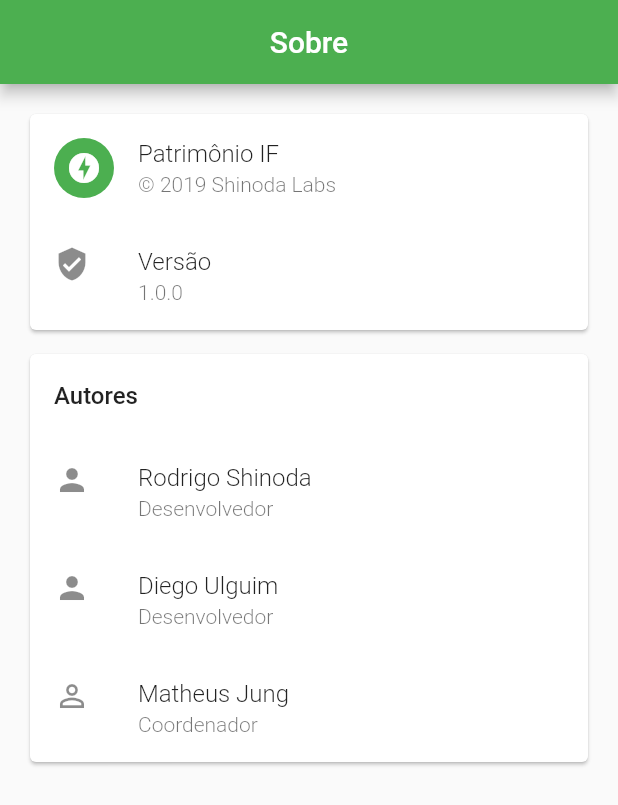
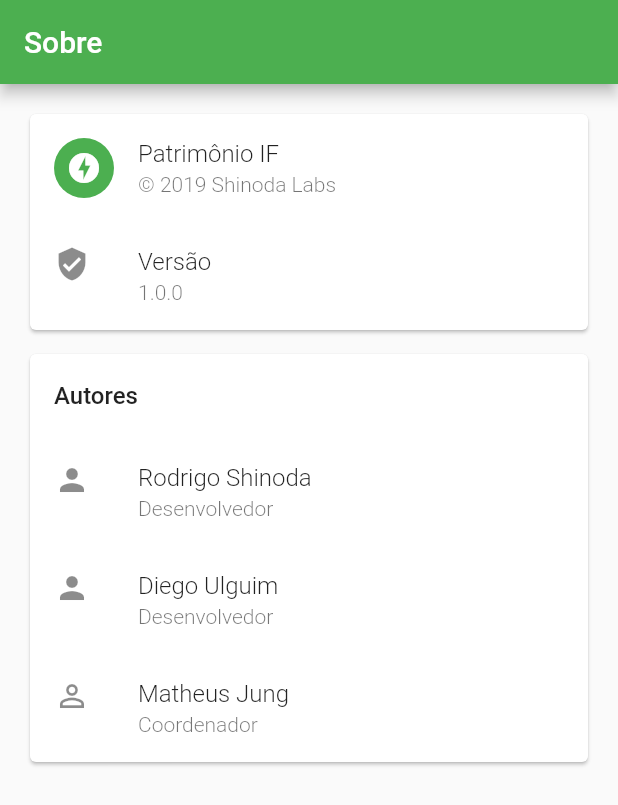
Before and after one commit to rodrigordgfs/PatrimonioIF, a Flutter app: the screen it shows after launch, on a phone screen of 412 x 824 dp. Shown: the top 805 px of the screen. Run offline on Flutter 3.47's test engine with Material 2 defaults, Android fonts, the phone set to English and light mode, and no system bars; our stand-ins replace flutter_slidable, fluttertoast; missing offline and left inert: barcode_scan.

Commit message:
Change in Texts fonts

```diff
--- a/lib/screens/about_screen.dart
+++ b/lib/screens/about_screen.dart
@@ -3,6 +3,15 @@ import 'package:flutter/material.dart';
 class AboutScreen extends StatefulWidget {
   @override
   _AboutScreenState createState() => _AboutScreenState();
+}
+
+Widget aboutTile(String title, String subtitle, IconData icon, Function event) {
+  return ListTile(
+    title: Text(title, style: TextStyle(fontWeight: FontWeight.w300)),
+    subtitle: Text(subtitle, style: TextStyle(fontWeight: FontWeight.w300)),
+    leading: Icon(icon),
+    onTap: event,
+  );
 }
 
 class _AboutScreenState extends State<AboutScreen> {
@@ -11,7 +20,6 @@ class _AboutScreenState extends State<AboutScreen> {
     return Scaffold(
       appBar: AppBar(
         title: Text("Sobre"),
-        centerTitle: true,
       ),
       body: Column(
         crossAxisAlignment: CrossAxisAlignment.stretch,
@@ -23,20 +31,17 @@ class _AboutScreenState extends State<AboutScreen> {
               child: Column(
                 children: <Widget>[
                   ListTile(
-                    title: Text("Patrimônio IF", style: TextStyle(fontWeight: FontWeight.w300)),
-                    subtitle: Text("© 2019 Shinoda Labs", style: TextStyle(fontWeight: FontWeight.w300)),
+                    title: Text("Patrimônio IF",
+                        style: TextStyle(fontWeight: FontWeight.w300)),
+                    subtitle: Text("© 2019 Shinoda Labs",
+                        style: TextStyle(fontWeight: FontWeight.w300)),
                     leading: CircleAvatar(
                       backgroundColor: Colors.green,
                       child: Icon(Icons.offline_bolt, color: Colors.white),
                     ),
                     onTap: () {},
                   ),
-                  ListTile(
-                    title: Text("Versão", style: TextStyle(fontWeight: FontWeight.w300)),
-                    subtitle: Text("1.0.0", style: TextStyle(fontWeight: FontWeight.w300)),
-                    leading: Icon(Icons.verified_user),
-                    onTap: () {},
-                  )
+                  aboutTile("Versão", "1.0.0", Icons.verified_user, () {}),
                 ],
               ),
             ),
@@ -48,26 +53,14 @@ class _AboutScreenState extends State<AboutScreen> {
               child: Column(
                 children: <Widget>[
                   ListTile(
-                    title: Text("Autores", style: TextStyle(fontWeight: FontWeight.w500),),
+                    title: Text(
+                      "Autores",
+                      style: TextStyle(fontWeight: FontWeight.w500),
+                    ),
                   ),
-                  ListTile(
-                    title: Text("Rodrigo Shinoda", style: TextStyle(fontWeight: FontWeight.w300)),
-                    subtitle: Text("Desenvolvedor", style: TextStyle(fontWeight: FontWeight.w300)),
-                    leading: Icon(Icons.person),
-                    onTap: (){},
-                  ),
-                  ListTile(
-                    title: Text("Diego Ulguim", style: TextStyle(fontWeight: FontWeight.w300)),
-                    subtitle: Text("Desenvolvedor", style: TextStyle(fontWeight: FontWeight.w300)),
-                    leading: Icon(Icons.person),
-                    onTap: (){},
-                  ),
-                  ListTile(
-                    title: Text("Matheus Jung", style: TextStyle(fontWeight: FontWeight.w300)),
-                    subtitle: Text("Coordenador", style: TextStyle(fontWeight: FontWeight.w300)),
-                    leading: Icon(Icons.person_outline),
-                    onTap: (){},
-                  )
+                  aboutTile("Rodrigo Shinoda", "Desenvolvedor", Icons.person, () {}),
+                  aboutTile("Diego Ulguim", "Desenvolvedor", Icons.person, () {}),
+                  aboutTile("Matheus Jung", "Coordenador", Icons.person_outline, () {})
                 ],
               ),
             ),
--- a/lib/screens/check_patrimony_screen.dart
+++ b/lib/screens/check_patrimony_screen.dart
@@ -26,7 +26,7 @@ class _CheckPatrimonyScreenState extends State<CheckPatrimonyScreen> {
       floatingActionButton: FloatingActionButton.extended(
         label: Text(
           'Salvar',
-          style: TextStyle(color: Colors.white),
+          style: TextStyle(color: Colors.white, fontWeight: FontWeight.w300),
         ),
         icon: Icon(
           Icons.save,
```
Also changed, not shown: lib/screens/patrimony_list_screen.dart (+14 -7 lines).
